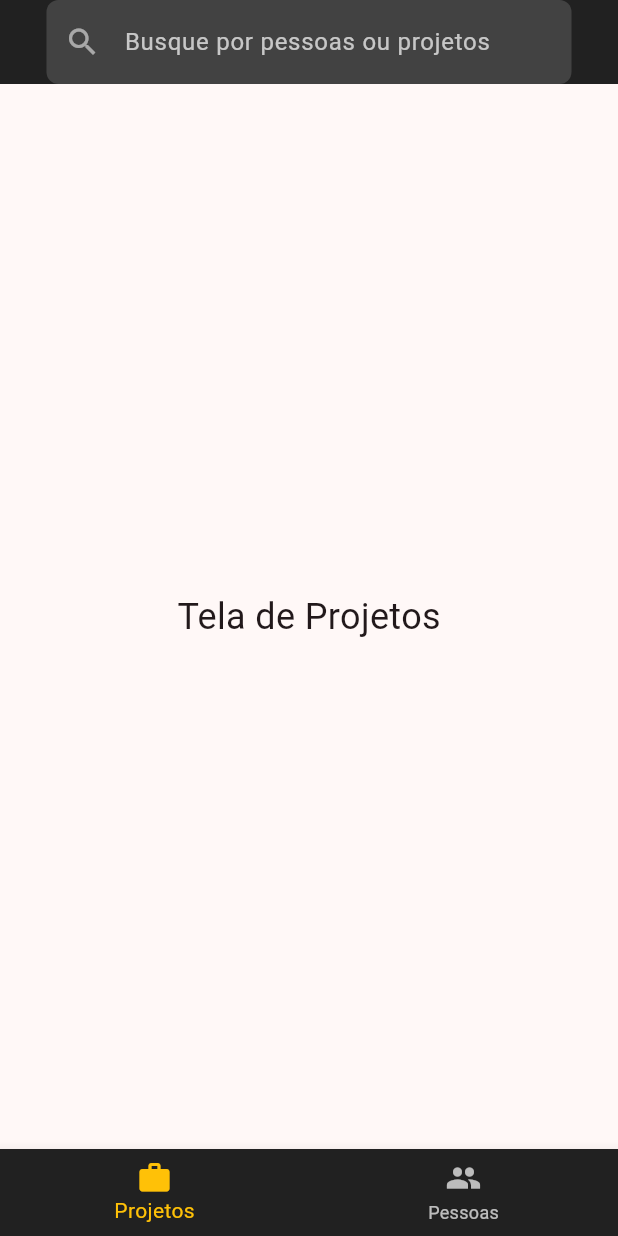
After one commit to LKaio16/indiestream-app, a Flutter app: the HomeScreen screen opened directly, on a phone screen of 412 x 824 dp. The commit adds this screen. Run offline on Flutter 3.47's test engine with Material 3 defaults, Android fonts, the phone set to English and light mode, and no system bars.

Commit message:
feat: adicionar HomeScreen com bottom navigation estilizada

```diff
--- /dev/null
+++ b/lib/home_screen.dart
@@ -0,0 +1,77 @@
+import 'package:flutter/material.dart';
+import 'projetos_screen.dart';
+import 'pessoas_screen.dart';
+
+class HomeScreen extends StatefulWidget {
+  const HomeScreen({super.key});
+
+  @override
+  State<HomeScreen> createState() => _HomeScreenState();
+}
+
+class _HomeScreenState extends State<HomeScreen> {
+  int _selectedIndex = 0;
+
+  final List<Widget> _screens = [
+    const ProjetosScreen(),
+    const PessoasScreen(),
+  ];
+
+  void _onItemTapped(int index) {
+    setState(() {
+      _selectedIndex = index;
+    });
+  }
+
+  @override
+  Widget build(BuildContext context) {
+    return Scaffold(
+      backgroundColor: Colors.black,
+      appBar: AppBar(
+        backgroundColor: Colors.grey[900],
+        title: Row(
+          children: [
+
+            const SizedBox(width: 15),
+            Expanded(
+              child: TextField(
+                decoration: InputDecoration(
+                  hintText: "Busque por pessoas ou projetos",
+                  hintStyle: TextStyle(color: Colors.white70),
+                  filled: true,
+                  fillColor: Colors.grey[800],
+                  prefixIcon: Icon(Icons.search, color: Colors.white54),
+                  border: OutlineInputBorder(
+                    borderRadius: BorderRadius.circular(8),
+                    borderSide: BorderSide.none,
+                  ),
+                ),
+                style: const TextStyle(color: Colors.white),
+              ),
+            ),
+            const SizedBox(width: 15),
+
+          ],
+        ),
+      ),
+      body: _screens[_selectedIndex],
+      bottomNavigationBar: BottomNavigationBar(
+        backgroundColor: Colors.grey[900],
+        selectedItemColor: Colors.amber,
+        unselectedItemColor: Colors.white70,
+        currentIndex: _selectedIndex,
+        onTap: _onItemTapped,
+        items: const [
+          BottomNavigationBarItem(
+            icon: Icon(Icons.work),
+            label: 'Projetos',
+          ),
+          BottomNavigationBarItem(
+            icon: Icon(Icons.people),
+            label: 'Pessoas',
+          ),
+        ],
+      ),
+    );
+  }
+}
--- a/lib/login_screen.dart
+++ b/lib/login_screen.dart
@@ -2,6 +2,7 @@
 import 'package:flutter/material.dart';
 import 'cadastro_screen.dart';
 import 'edicao-perfil_screen.dart' as TelaEdicaoPerfil;
+import 'home_screen.dart';
 import 'package:http/http.dart' as http;
 import 'dart:convert';
 
@@ -44,6 +45,12 @@ class _LoginScreenState extends State<LoginScreen> {
         ScaffoldMessenger.of(context).showSnackBar(
           SnackBar(content: Text('Login bem-sucedido! Token: ${data['token']}')),
         );
+
+        Navigator.pushReplacement(
+          context,
+          MaterialPageRoute(builder: (context) => const HomeScreen()),
+        );
+
       } else {
         ScaffoldMessenger.of(context).showSnackBar(
           const SnackBar(content: Text('Email ou senha inválidos')),
--- /dev/null
+++ b/lib/pessoas_screen.dart
@@ -0,0 +1,12 @@
+import 'package:flutter/material.dart';
+
+class PessoasScreen extends StatelessWidget {
+  const PessoasScreen({super.key});
+
+  @override
+  Widget build(BuildContext context) {
+    return Scaffold(
+      body: Center(child: Text('Tela de Pessoas', style: TextStyle(fontSize: 24))),
+    );
+  }
+}
--- /dev/null
+++ b/lib/projetos_screen.dart
@@ -0,0 +1,12 @@
+import 'package:flutter/material.dart';
+
+class ProjetosScreen extends StatelessWidget {
+  const ProjetosScreen({super.key});
+
+  @override
+  Widget build(BuildContext context) {
+    return Scaffold(
+      body: Center(child: Text('Tela de Projetos', style: TextStyle(fontSize: 24))),
+    );
+  }
+}
```
